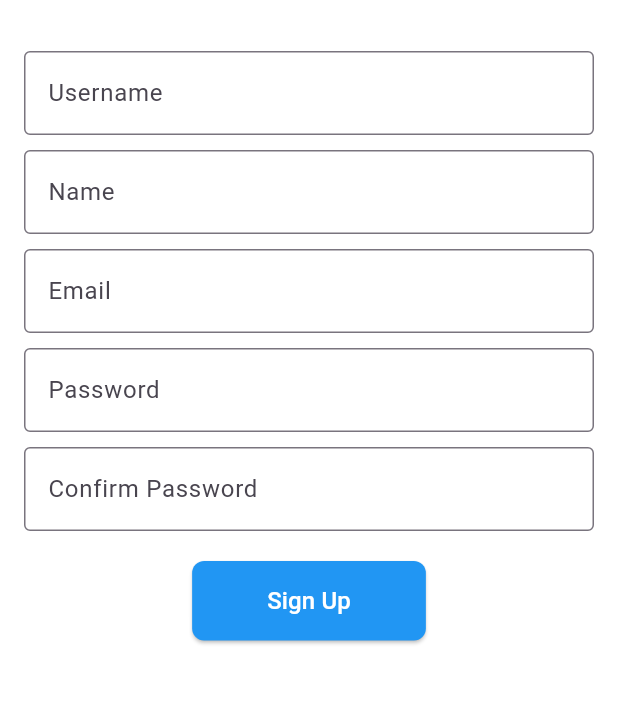
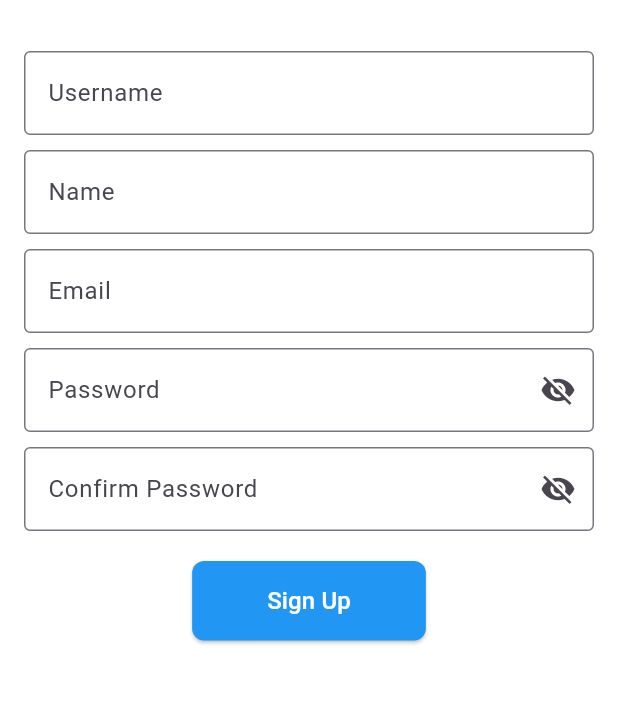
Before and after one commit to Ashish-Pandey62/YatraMate, a Flutter app: the screen it shows after launch, after a tap on "Login", after a tap on "Not registered? Register now", on a phone screen of 412 x 824 dp, the part 249-953 px from its top. Run offline on Flutter 3.47's test engine with Material 3 defaults, Android fonts, the phone set to English and light mode, and no system bars; our stand-ins replace basic_utils, connectivity_plus, flutter_dotenv, flutter_map, flutter_secure_storage, font_awesome_flutter and 5 more; missing offline and left inert: dart_jsonwebtoken, flutter_background_service, flutter_ignorebatteryoptimization, jwt_decode, pointycastle, qr_code_scanner; network calls fail.

Commit message:
login and signup page edited

```diff
--- a/conductor_app/lib/pages/login.dart
+++ b/conductor_app/lib/pages/login.dart
@@ -17,6 +17,7 @@ class _LoginPageState extends State<LoginPage> {
   final _passwordController = TextEditingController();
 
   bool _isLoading = false;
+   bool _obscurePassword = true; // State variable to toggle password visibility
 
   Future<void> _logout() async {
     final prefs = await SharedPreferences.getInstance();
@@ -168,7 +169,7 @@ class _LoginPageState extends State<LoginPage> {
                   // Password text field
                   TextField(
                     controller: _passwordController,
-                    obscureText: true,
+                    obscureText: _obscurePassword, // Use the state variable
                     decoration: InputDecoration(
                       hintText: 'Enter Password',
                       labelText: 'Password',
@@ -179,6 +180,16 @@ class _LoginPageState extends State<LoginPage> {
                       border: OutlineInputBorder(
                         borderRadius: BorderRadius.circular(8),
                       ),
+                       suffixIcon: IconButton(
+          icon: Icon(
+            _obscurePassword ? Icons.visibility_off : Icons.visibility,
+          ),
+          onPressed: () {
+            setState(() {
+              _obscurePassword = !_obscurePassword;
+            });
+          },
+                       ),
                     ),
                   ),
                   const SizedBox(height: 18),
@@ -203,7 +214,6 @@ class _LoginPageState extends State<LoginPage> {
                           ),
                         ),
                   const SizedBox(height: 10),
-
                   // Conditionally hide "Not Registered" or "Register Now" when keyboard is visible
                   if (!isKeyboardVisible)
                     Column(
--- a/conductor_app/lib/pages/signup_page.dart
+++ b/conductor_app/lib/pages/signup_page.dart
@@ -18,8 +18,14 @@ class _SignupPageState extends State<SignupPage> {
   final _passwordController = TextEditingController();
   final _password2Controller = TextEditingController();
   final _nameController = TextEditingController();
+
   bool _isLoading = false;
   String _selectedUserType = 'traveler';
+
+  // State variables to toggle password visibility
+  bool _obscurePassword = true;
+  bool _obscureConfirmPassword = true;
+
 
   Future<void> _logout() async {
     final prefs = await SharedPreferences.getInstance();
@@ -149,7 +155,7 @@ Widget build(BuildContext context) {
           const SizedBox(height: 20),
           TextField(
             controller: _usernameController,
-            decoration: const InputDecoration(
+            decoration:  const InputDecoration(
               labelText: 'Username',
               border: OutlineInputBorder(),
             ),
@@ -173,19 +179,39 @@ Widget build(BuildContext context) {
           const SizedBox(height: 10),
           TextField(
             controller: _passwordController,
-            obscureText: true,
-            decoration: const InputDecoration(
+            obscureText: _obscurePassword,
+            decoration:  InputDecoration(
               labelText: 'Password',
-              border: OutlineInputBorder(),
+              border: const OutlineInputBorder(),
+              suffixIcon: IconButton(
+                  icon: Icon(
+                    _obscurePassword ? Icons.visibility_off : Icons.visibility,
+                  ),
+                  onPressed: () {
+                    setState(() {
+                      _obscurePassword = !_obscurePassword;
+                    });
+                  },
+              ),
             ),
           ),
           const SizedBox(height: 10),
           TextField(
             controller: _password2Controller,
-            obscureText: true,
-            decoration: const InputDecoration(
+            obscureText: _obscureConfirmPassword,
+            decoration:  InputDecoration(
               labelText: 'Confirm Password',
-              border: OutlineInputBorder(),
+              border: const OutlineInputBorder(),
+              suffixIcon: IconButton(
+                  icon: Icon(
+                    _obscureConfirmPassword ? Icons.visibility_off : Icons.visibility,
+                  ),
+                  onPressed: () {
+                    setState(() {
+                      _obscureConfirmPassword = !_obscureConfirmPassword;
+                    });
+                  },
+              ),
             ),
           ),
           const SizedBox(height: 20),
```
Also changed, not shown: 1 other file.
